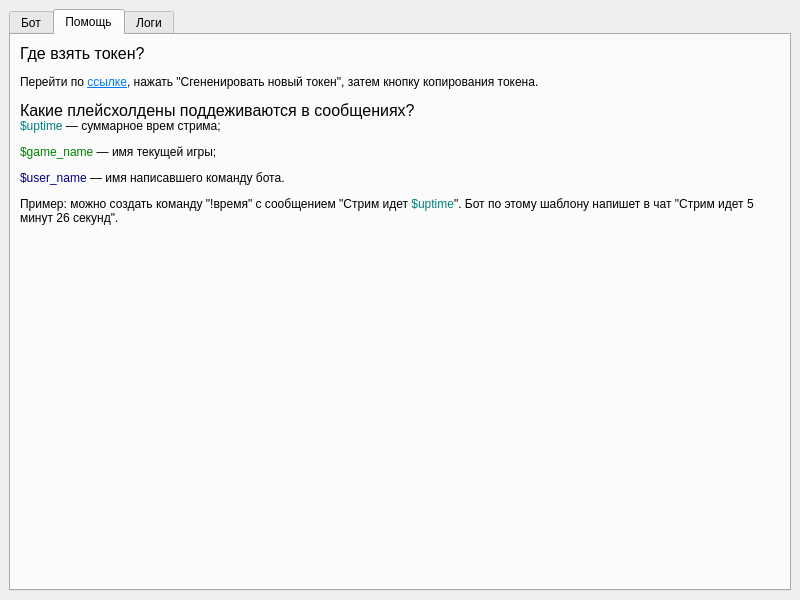
Qt form window/main_window/main_window.ui (Wanket/wasd_bot) before a commit.
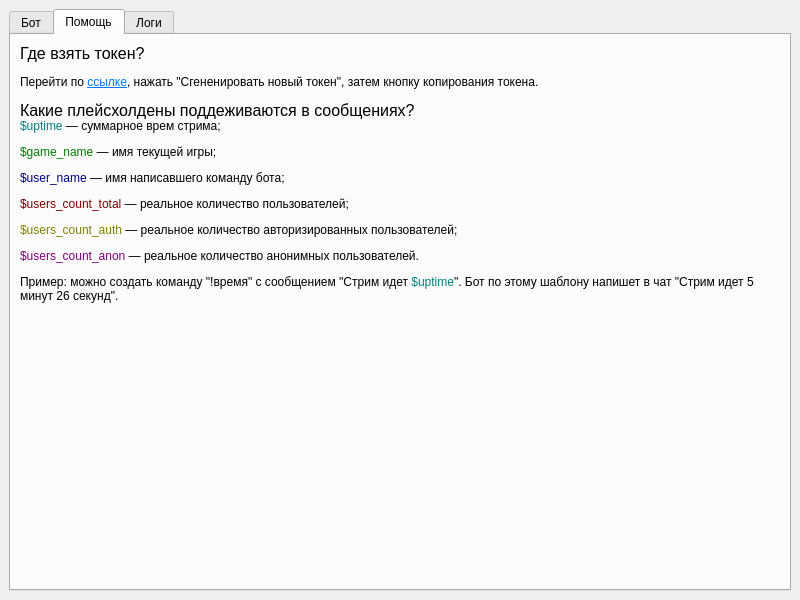
The same form after that commit. The open tabs and pages were chosen to show the change.

Commit message: Add users count placeholder support

Patch:
```diff
--- a/window/main_window/main_window.ui
+++ b/window/main_window/main_window.ui
@@ -341,7 +341,7 @@
         <item>
          <widget class="QLabel" name="label_5">
           <property name="text">
-           <string>&lt;html&gt;&lt;head/&gt;&lt;body&gt;&lt;p&gt;&lt;span style=&quot; font-size:12pt;&quot;&gt;Где взять токен?&lt;/span&gt;&lt;/p&gt;&lt;p&gt;Перейти по &lt;a href=&quot;https://wasd.tv/general-settings/API&quot;&gt;&lt;span style=&quot; text-decoration: underline; color:#007af4;&quot;&gt;ссылке&lt;/span&gt;&lt;/a&gt;, нажать &amp;quot;Сгененировать новый токен&amp;quot;, затем кнопку копирования токена.&lt;/p&gt;&lt;p&gt;&lt;span style=&quot; font-size:12pt;&quot;&gt;Какие плейсхолдены поддеживаются в сообщениях?&lt;/span&gt;&lt;br/&gt;&lt;span style=&quot; color:#008080;&quot;&gt;$uptime&lt;/span&gt; — суммарное врем стрима;&lt;/p&gt;&lt;p&gt;&lt;span style=&quot; color:#008000;&quot;&gt;$game_name&lt;/span&gt; — имя текущей игры;&lt;/p&gt;&lt;p&gt;&lt;span style=&quot; color:#000080;&quot;&gt;$user_name&lt;/span&gt; — имя написавшего команду бота.&lt;/p&gt;&lt;p&gt;Пример: можно создать команду &amp;quot;!время&amp;quot; с сообщением &amp;quot;Стрим идет &lt;span style=&quot; color:#008080;&quot;&gt;$uptime&lt;/span&gt;&amp;quot;. Бот по этому шаблону напишет в чат &amp;quot;Стрим идет 5 минут 26 секунд&amp;quot;.&lt;/p&gt;&lt;/body&gt;&lt;/html&gt;</string>
+           <string>&lt;html&gt;&lt;head/&gt;&lt;body&gt;&lt;p&gt;&lt;span style=&quot; font-size:12pt;&quot;&gt;Где взять токен?&lt;/span&gt;&lt;/p&gt;&lt;p&gt;Перейти по &lt;a href=&quot;https://wasd.tv/general-settings/API&quot;&gt;&lt;span style=&quot; text-decoration: underline; color:#007af4;&quot;&gt;ссылке&lt;/span&gt;&lt;/a&gt;, нажать &amp;quot;Сгененировать новый токен&amp;quot;, затем кнопку копирования токена.&lt;/p&gt;&lt;p&gt;&lt;span style=&quot; font-size:12pt;&quot;&gt;Какие плейсхолдены поддеживаются в сообщениях?&lt;/span&gt;&lt;br/&gt;&lt;span style=&quot; color:#008080;&quot;&gt;$uptime&lt;/span&gt; — суммарное врем стрима;&lt;/p&gt;&lt;p&gt;&lt;span style=&quot; color:#008000;&quot;&gt;$game_name&lt;/span&gt; — имя текущей игры;&lt;/p&gt;&lt;p&gt;&lt;span style=&quot; color:#000080;&quot;&gt;$user_name&lt;/span&gt; — имя написавшего команду бота;&lt;/p&gt;&lt;p&gt;&lt;span style=&quot; color:#800000;&quot;&gt;$users_count_total&lt;/span&gt; — реальное количество пользователей;&lt;/p&gt;&lt;p&gt;&lt;span style=&quot; color:#808000;&quot;&gt;$users_count_auth&lt;/span&gt; — реальное количество авторизированных пользователей;&lt;/p&gt;&lt;p&gt;&lt;span style=&quot; color:#800080;&quot;&gt;$users_count_anon&lt;/span&gt; — реальное количество анонимных пользователей.&lt;/p&gt;&lt;p&gt;Пример: можно создать команду &amp;quot;!время&amp;quot; с сообщением &amp;quot;Стрим идет &lt;span style=&quot; color:#008080;&quot;&gt;$uptime&lt;/span&gt;&amp;quot;. Бот по этому шаблону напишет в чат &amp;quot;Стрим идет 5 минут 26 секунд&amp;quot;.&lt;/p&gt;&lt;/body&gt;&lt;/html&gt;</string>
           </property>
           <property name="alignment">
            <set>Qt::AlignLeading|Qt::AlignLeft|Qt::AlignTop</set>
```
The commit also changes 5 other files.
